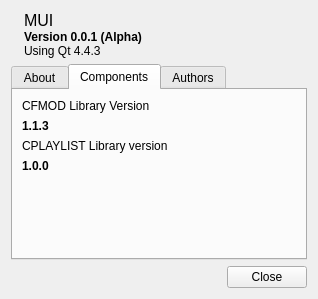
The window that src/MUI/ui/about.ui (kvrohit/muiplayer) describes before a commit, drawn with Qt 5.
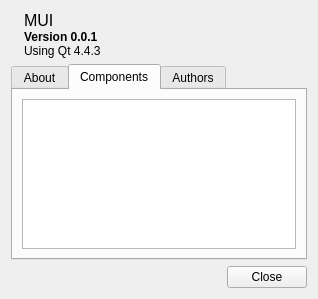
The same window after the commit. The open tabs and pages were chosen to show the change. Icons and pictures are not drawn.

The edit to the form file:
```diff
--- a/src/MUI/ui/about.ui
+++ b/src/MUI/ui/about.ui
@@ -81,7 +81,7 @@
           </font>
          </property>
          <property name="text" >
-          <string>Version 0.0.1 (Alpha)</string>
+          <string>Version 0.0.1</string>
          </property>
         </widget>
        </item>
@@ -137,58 +137,24 @@
       </attribute>
       <layout class="QVBoxLayout" name="verticalLayout" >
        <item>
-        <widget class="QLabel" name="label_3" >
-         <property name="text" >
-          <string>CFMOD Library Version</string>
+        <widget class="QTableView" name="tableComponents" >
+         <property name="sizePolicy" >
+          <sizepolicy vsizetype="Preferred" hsizetype="Preferred" >
+           <horstretch>0</horstretch>
+           <verstretch>0</verstretch>
+          </sizepolicy>
          </property>
-        </widget>
-       </item>
-       <item>
-        <widget class="QLabel" name="labelCFMODVersion" >
-         <property name="font" >
-          <font>
-           <weight>75</weight>
-           <bold>true</bold>
-          </font>
+         <property name="editTriggers" >
+          <set>QAbstractItemView::NoEditTriggers</set>
          </property>
-         <property name="text" >
-          <string>1.1.3</string>
+         <property name="tabKeyNavigation" >
+          <bool>false</bool>
          </property>
-        </widget>
-       </item>
-       <item>
-        <widget class="QLabel" name="label_6" >
-         <property name="text" >
-          <string>CPLAYLIST Library version</string>
+         <property name="alternatingRowColors" >
+          <bool>true</bool>
          </property>
         </widget>
        </item>
-       <item>
-        <widget class="QLabel" name="labelCPlaylistVersion" >
-         <property name="font" >
-          <font>
-           <weight>75</weight>
-           <bold>true</bold>
-          </font>
-         </property>
-         <property name="text" >
-          <string>1.0.0</string>
-         </property>
-        </widget>
-       </item>
-       <item>
-        <spacer name="verticalSpacer" >
-         <property name="orientation" >
-          <enum>Qt::Vertical</enum>
-         </property>
-         <property name="sizeHint" stdset="0" >
-          <size>
-           <width>20</width>
-           <height>26</height>
-          </size>
-         </property>
-        </spacer>
-       </item>
       </layout>
      </widget>
      <widget class="QWidget" name="tab_5" >
```
Left out of the diff: 8 changed lines with no effect on the pictures.
